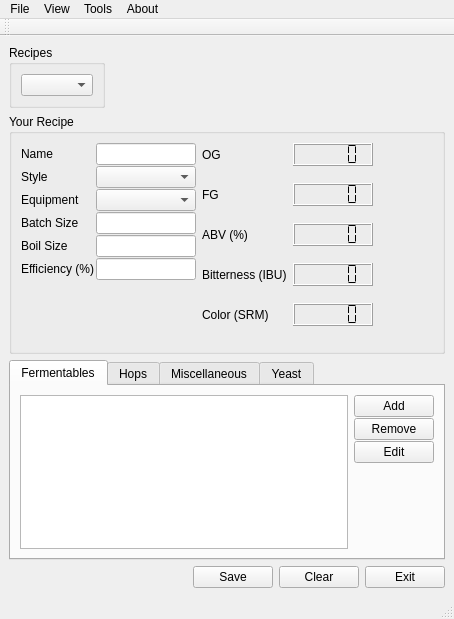
Old version of the form mainWindow.ui in the repository Brewtarget/brewtarget.
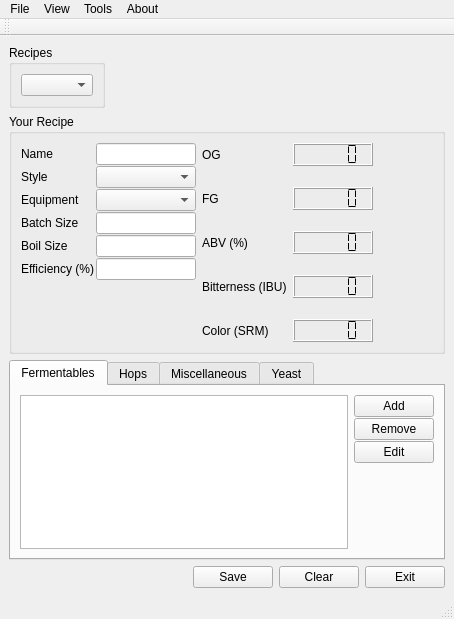
New version of the form. Custom widgets are drawn as their Qt base class.

Commit message: LCDs now change color based on style.

What changed in the file:
```diff
--- a/mainWindow.ui
+++ b/mainWindow.ui
@@ -593,19 +593,6 @@
              </item>
             </layout>
            </item>
-           <item>
-            <spacer name="verticalSpacer">
-             <property name="orientation">
-              <enum>Qt::Vertical</enum>
-             </property>
-             <property name="sizeHint" stdset="0">
-              <size>
-               <width>20</width>
-               <height>40</height>
-              </size>
-             </property>
-            </spacer>
-           </item>
           </layout>
          </item>
          <item>
```
The commit also changes 2 other files.
